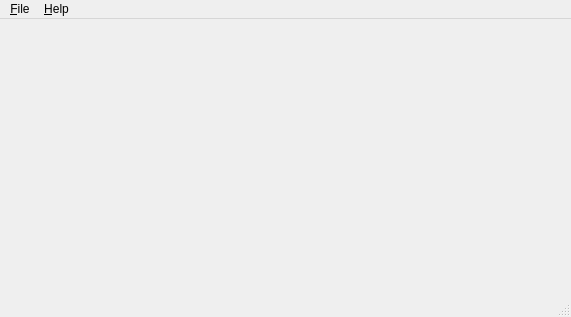
This is src/felide.editor/qt5/MainWindow.ui in fapablazacl-old/felide.old as Qt 5 draws it before an edit. The edited form follows.
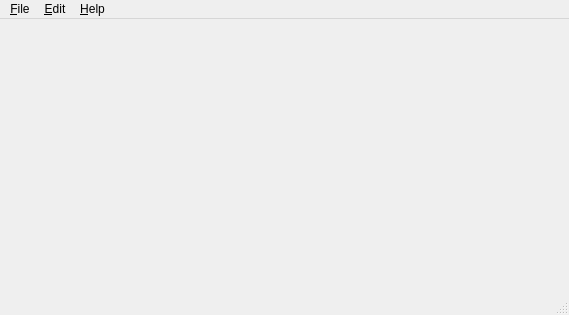
This is the edited form.

Commit message: [+][Qt5] Added 'Edit' menu action

```diff
--- a/src/felide.editor/qt5/MainWindow.ui
+++ b/src/felide.editor/qt5/MainWindow.ui
@@ -6,8 +6,8 @@
    <rect>
     <x>0</x>
     <y>0</y>
-    <width>571</width>
-    <height>317</height>
+    <width>569</width>
+    <height>315</height>
    </rect>
   </property>
   <property name="windowTitle">
@@ -19,8 +19,8 @@
     <rect>
      <x>0</x>
      <y>0</y>
-     <width>571</width>
-     <height>21</height>
+     <width>569</width>
+     <height>23</height>
     </rect>
    </property>
    <widget class="QMenu" name="menu_File">
@@ -42,7 +42,20 @@
     </property>
     <addaction name="action_About"/>
    </widget>
+   <widget class="QMenu" name="menu_Edit">
+    <property name="title">
+     <string>&amp;Edit</string>
+    </property>
+    <addaction name="action_Undo"/>
+    <addaction name="action_Redo"/>
+    <addaction name="separator"/>
+    <addaction name="action_Cut"/>
+    <addaction name="actionC_opy"/>
+    <addaction name="action_Paste"/>
+    <addaction name="separator"/>
+   </widget>
    <addaction name="menu_File"/>
+   <addaction name="menu_Edit"/>
    <addaction name="menu_Help"/>
   </widget>
   <widget class="QStatusBar" name="statusbar"/>
```
Left out of the diff: 40 changed lines with no effect on the pictures. The commit also changes 4 other files.
